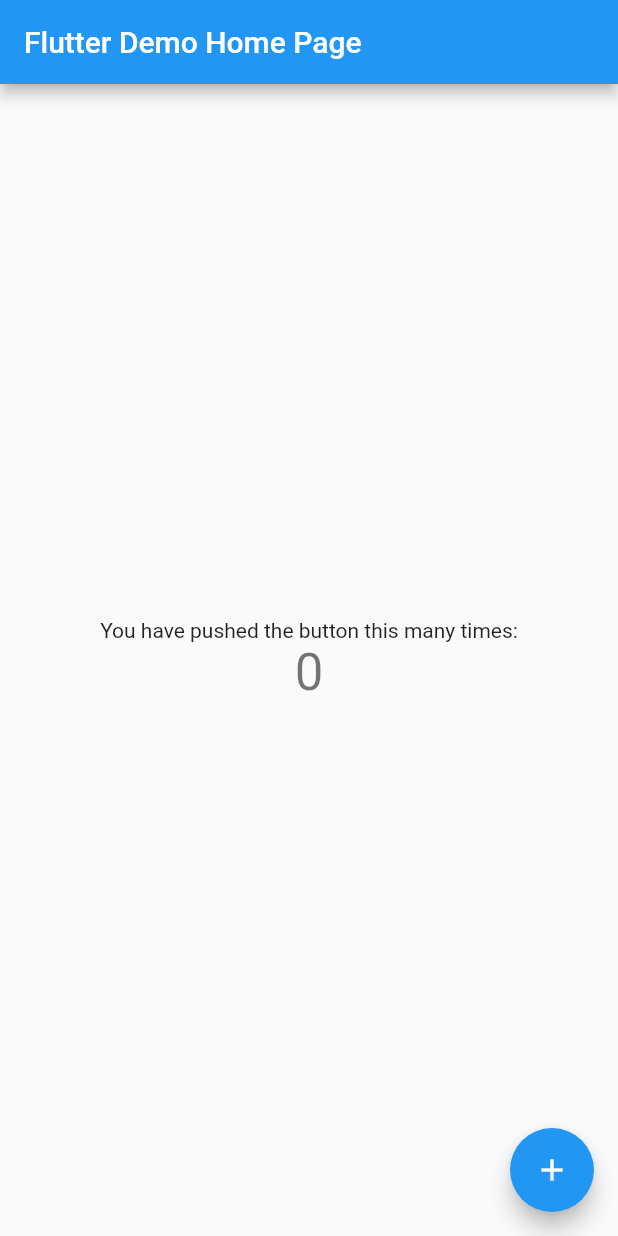
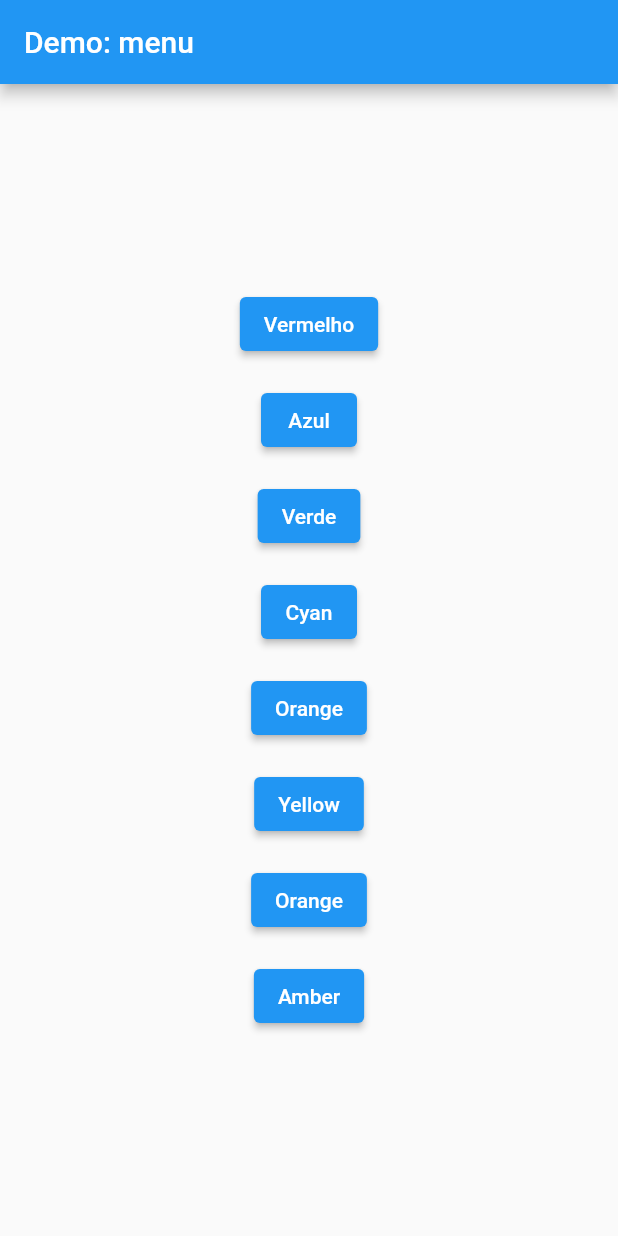
Before and after one commit to rmcpais/recrutamento-22-23-2semestre, a Flutter app: the screen it shows after launch, on a phone screen of 412 x 824 dp. Run offline on Flutter 3.47's test engine with Material 2 defaults, Android fonts, the phone set to English and light mode, and no system bars.

Commit message:
Adiciona os dois primeiros exemplos
Adiciona o exemplo default do flutter e o exemplo do menu.

```diff
--- a/appdev/auxiliar_examples/lib/main.dart
+++ b/appdev/auxiliar_examples/lib/main.dart
@@ -1,115 +1,16 @@
+import 'package:auxiliar_examples/default/default.dart';
 import 'package:flutter/material.dart';
 
+import 'menu/menu.dart';
+
 void main() {
-  runApp(const MyApp());
-}
-
-class MyApp extends StatelessWidget {
-  const MyApp({super.key});
-
-  // This widget is the root of your application.
-  @override
-  Widget build(BuildContext context) {
-    return MaterialApp(
-      title: 'Flutter Demo',
-      theme: ThemeData(
-        // This is the theme of your application.
-        //
-        // Try running your application with "flutter run". You'll see the
-        // application has a blue toolbar. Then, without quitting the app, try
-        // changing the primarySwatch below to Colors.green and then invoke
-        // "hot reload" (press "r" in the console where you ran "flutter run",
-        // or simply save your changes to "hot reload" in a Flutter IDE).
-        // Notice that the counter didn't reset back to zero; the application
-        // is not restarted.
-        primarySwatch: Colors.blue,
-      ),
-      home: const MyHomePage(title: 'Flutter Demo Home Page'),
-    );
+  const String exemploId = "menu";
+  switch (exemploId) {
+    case "menu":
+      runApp(const Menu());
+      return;
+    default:
+      runApp(const Default());
+      return;
   }
 }
-
-class MyHomePage extends StatefulWidget {
-  const MyHomePage({super.key, required this.title});
-
-  // This widget is the home page of your application. It is stateful, meaning
-  // that it has a State object (defined below) that contains fields that affect
-  // how it looks.
-
-  // This class is the configuration for the state. It holds the values (in this
-  // case the title) provided by the parent (in this case the App widget) and
-  // used by the build method of the State. Fields in a Widget subclass are
-  // always marked "final".
-
-  final String title;
-
-  @override
-  State<MyHomePage> createState() => _MyHomePageState();
-}
-
-class _MyHomePageState extends State<MyHomePage> {
-  int _counter = 0;
-
-  void _incrementCounter() {
-    setState(() {
-      // This call to setState tells the Flutter framework that something has
-      // changed in this State, which causes it to rerun the build method below
-      // so that the display can reflect the updated values. If we changed
-      // _counter without calling setState(), then the build method would not be
-      // called again, and so nothing would appear to happen.
-      _counter++;
-    });
-  }
-
-  @override
-  Widget build(BuildContext context) {
-    // This method is rerun every time setState is called, for instance as done
-    // by the _incrementCounter method above.
-    //
-    // The Flutter framework has been optimized to make rerunning build methods
-    // fast, so that you can just rebuild anything that needs updating rather
-    // than having to individually change instances of widgets.
-    return Scaffold(
-      appBar: AppBar(
-        // Here we take the value from the MyHomePage object that was created by
-        // the App.build method, and use it to set our appbar title.
-        title: Text(widget.title),
-      ),
-      body: Center(
-        // Center is a layout widget. It takes a single child and positions it
-        // in the middle of the parent.
-        child: Column(
-          // Column is also a layout widget. It takes a list of children and
-          // arranges them vertically. By default, it sizes itself to fit its
-          // children horizontally, and tries to be as tall as its parent.
-          //
-          // Invoke "debug painting" (press "p" in the console, choose the
-          // "Toggle Debug Paint" action from the Flutter Inspector in Android
-          // Studio, or the "Toggle Debug Paint" command in Visual Studio Code)
-          // to see the wireframe for each widget.
-          //
-          // Column has various properties to control how it sizes itself and
-          // how it positions its children. Here we use mainAxisAlignment to
-          // center the children vertically; the main axis here is the vertical
-          // axis because Columns are vertical (the cross axis would be
-          // horizontal).
-          mainAxisAlignment: MainAxisAlignment.center,
-          children: <Widget>[
-            const Text(
-              'You have pushed the button this many times:',
-            ),
-            Text(
-              '$_counter',
-              style: Theme.of(context).textTheme.headlineMedium,
-            ),
-          ],
-        ),
-      ),
-      floatingActionButton: FloatingActionButton(
-        onPressed: _incrementCounter,
-        tooltip: 'Increment',
-        child: const Icon(Icons.add),
-      ), // This trailing comma makes auto-formatting nicer for build methods.
-    );
-  }
-}
--- /dev/null
+++ b/appdev/auxiliar_examples/lib/menu/inner_menu.dart
@@ -0,0 +1,78 @@
+import 'package:flutter/material.dart';
+
+import 'blank_screen.dart';
+
+/// O InnerMenu tem como principal função de mostrar como fazer um menu simples e
+/// com séries de botões. O `for` no final é uma forma abreviada de criares uma
+/// lista sem teres que fazer muito copy-paste.
+/// O `Padding` cria espaço entre os botões, o `Center` centra os widgets ao ecrã
+/// e o `Column` organiza os widgets em forma de coluna
+class InnerMenu extends StatelessWidget {
+  const InnerMenu({super.key});
+
+  @override
+  Widget build(BuildContext context) {
+    return Scaffold(
+      appBar: AppBar(title: const Text("Demo: menu")),
+      body: Center(
+        child: Column(
+          mainAxisAlignment: MainAxisAlignment.center,
+          mainAxisSize: MainAxisSize.max,
+          children: [
+            Padding(
+              padding: const EdgeInsets.all(8.0),
+              child: ElevatedButton(
+                onPressed: () => Navigator.push(
+                    context,
+                    MaterialPageRoute(
+                      builder: (context) => const BlankScreen("Red"),
+                    )),
+                child: const Text("Vermelho"),
+              ),
+            ),
+            Padding(
+              padding: const EdgeInsets.all(8.0),
+              child: ElevatedButton(
+                onPressed: () => Navigator.push(
+                    context,
+                    MaterialPageRoute(
+                      builder: (context) => const BlankScreen("Blue"),
+                    )),
+                child: const Text("Azul"),
+              ),
+            ),
+            Padding(
+              padding: const EdgeInsets.all(8.0),
+              child: ElevatedButton(
+                onPressed: () => Navigator.push(
+                    context,
+                    MaterialPageRoute(
+                      builder: (context) => const BlankScreen("Green"),
+                    )),
+                child: const Text("Verde"),
+              ),
+            ),
+            for (String otherColors in [
+              "Cyan",
+              "Orange",
+              "Yellow",
+              "Orange",
+              "Amber"
+            ])
+              Padding(
+                padding: const EdgeInsets.all(8.0),
+                child: ElevatedButton(
+                  onPressed: () => Navigator.push(
+                      context,
+                      MaterialPageRoute(
+                        builder: (context) => BlankScreen(otherColors),
+                      )),
+                  child: Text(otherColors),
+                ),
+              )
+          ],
+        ),
+      ),
+    );
+  }
+}
--- /dev/null
+++ b/appdev/auxiliar_examples/lib/menu/menu.dart
@@ -0,0 +1,15 @@
+import 'package:flutter/material.dart';
+
+import 'inner_menu.dart';
+
+class Menu extends StatelessWidget {
+  const Menu({super.key});
+
+  @override
+  Widget build(BuildContext context) {
+    return const MaterialApp(
+      title: 'Menu',
+      home: InnerMenu(),
+    );
+  }
+}
```
Also changed, not shown: appdev/auxiliar_examples/lib/default/default.dart (added, +111 -0 lines), appdev/auxiliar_examples/lib/menu/blank_screen.dart (added, +32 -0 lines), 2 other files.
